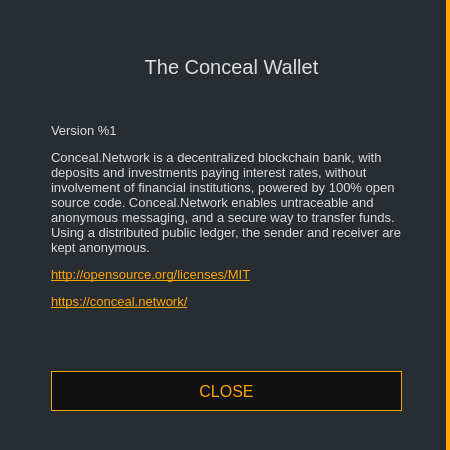
ConcealNetwork/conceal-desktop, file src/gui/ui/aboutdialog.ui: the form before one commit.
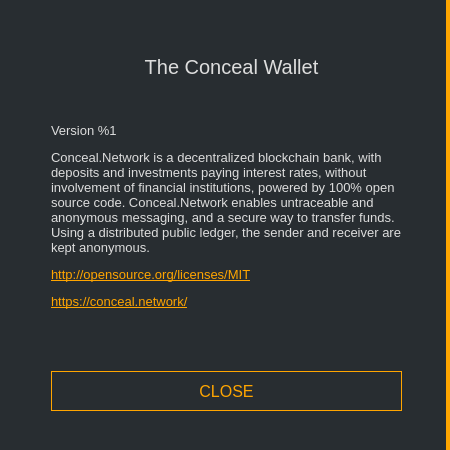
The form after the commit.

```diff
--- a/src/gui/ui/aboutdialog.ui
+++ b/src/gui/ui/aboutdialog.ui
@@ -100,7 +100,7 @@
        <font/>
       </property>
       <property name="styleSheet">
-       <string notr="true">QPushButton#m_okButton {color: orange; background-color: #111111; border: 1px solid orange; font-size: 16px;}
+       <string notr="true">QPushButton#m_okButton {color: orange;  border: 1px solid orange; font-size: 16px;}
 
 QPushButton#m_okButton:hover {color: orange; background-color: #111111; border: 2px solid orange; font-size: 16px;}</string>
       </property>
```
Left out of the diff: 2 changed lines with no effect on the pictures.
